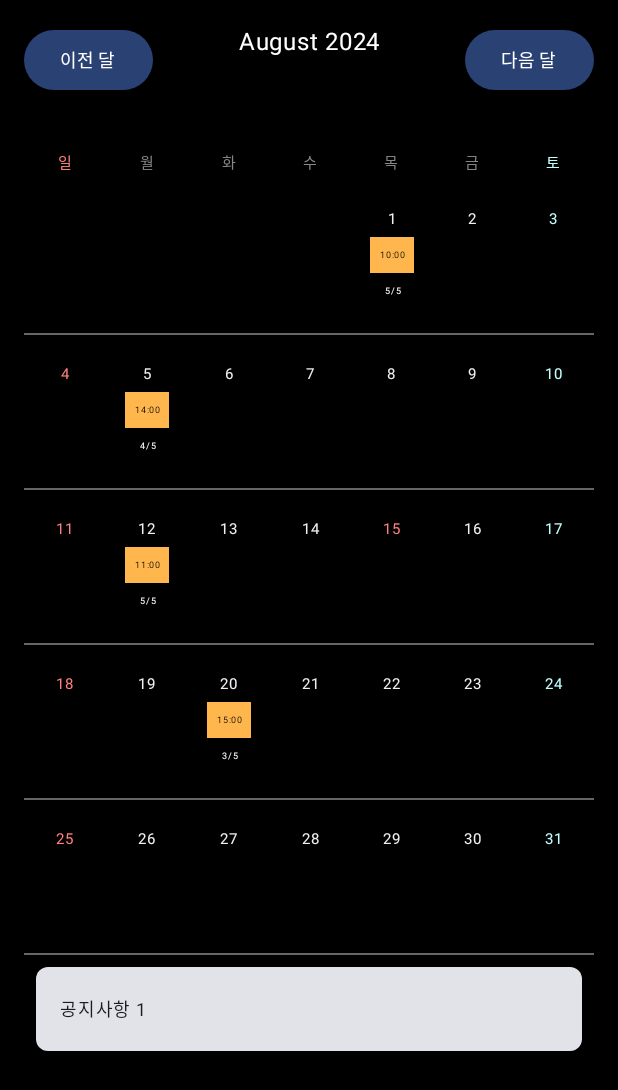
After one commit to kdt-teamtrack/teamtrack, an Android app built with Jetpack Compose: the CalendarScreen screen opened through its navigation route, on a phone screen of 412 x 824 dp. The commit adds this screen. Shown: the top 1090 px of the screen. Run offline under Robolectric (Android 15) with nearby library versions, the phone set to English and light mode, and no system bars.

Commit message:
CalendarScreen 추가

```diff
--- /dev/null
+++ b/app/src/main/java/com/teamtrack/teamtrack/CalendarScreen.kt
@@ -0,0 +1,257 @@
+package com.teamtrack.teamtrack
+
+import androidx.compose.foundation.background
+import androidx.compose.foundation.clickable
+import androidx.compose.foundation.layout.Arrangement
+import androidx.compose.foundation.layout.Box
+import androidx.compose.foundation.layout.Column
+import androidx.compose.foundation.layout.PaddingValues
+import androidx.compose.foundation.layout.Row
+import androidx.compose.foundation.layout.fillMaxSize
+import androidx.compose.foundation.layout.fillMaxWidth
+import androidx.compose.foundation.layout.height
+import androidx.compose.foundation.layout.padding
+import androidx.compose.foundation.lazy.LazyColumn
+import androidx.compose.foundation.shape.RoundedCornerShape
+import androidx.compose.material3.AlertDialog
+import androidx.compose.material3.Button
+import androidx.compose.material3.Card
+import androidx.compose.material3.Divider
+import androidx.compose.material3.ExperimentalMaterial3Api
+import androidx.compose.material3.Text
+import androidx.compose.runtime.Composable
+import androidx.compose.runtime.getValue
+import androidx.compose.runtime.mutableStateOf
+import androidx.compose.runtime.remember
+import androidx.compose.runtime.setValue
+import androidx.compose.ui.Alignment
+import androidx.compose.ui.Modifier
+import androidx.compose.ui.graphics.Color
+import androidx.compose.ui.text.style.TextAlign
+import androidx.compose.ui.unit.dp
+import androidx.compose.ui.unit.sp
+import java.time.LocalDate
+import java.time.YearMonth
+import java.time.format.TextStyle
+import java.util.Locale
+
+@OptIn(ExperimentalMaterial3Api::class)
+@Composable
+fun CalendarScreen() {
+    var showPopup by remember { mutableStateOf(false) }
+    var selectedDate by remember { mutableStateOf<LocalDate?>(null) }
+    var currentMonth by remember { mutableStateOf(YearMonth.now()) }
+
+    Column(
+        modifier = Modifier
+            .fillMaxSize()
+            .background(Color.Black)
+    ) {
+        // 달 이동 버튼
+        Row(
+            modifier = Modifier
+                .fillMaxWidth()
+                .padding(16.dp),
+            horizontalArrangement = Arrangement.SpaceBetween
+        ) {
+            Button(onClick = { currentMonth = currentMonth.minusMonths(1) }) {
+                Text("이전 달", fontSize = 12.sp)
+            }
+            Text(
+                text = "${
+                    currentMonth.month.getDisplayName(
+                        TextStyle.FULL, Locale.getDefault()
+                    )
+                } ${currentMonth.year}",
+                fontSize = 16.sp,
+                textAlign = TextAlign.Center,
+                color = Color.White
+            )
+            Button(onClick = { currentMonth = currentMonth.plusMonths(1) }) {
+                Text("다음 달", fontSize = 12.sp)
+            }
+        }
+
+        // 달력 및 공지사항 부분
+        LazyColumn(modifier = Modifier.fillMaxSize(), contentPadding = PaddingValues(16.dp)) {
+            item {
+                CustomCalendar(currentMonth = currentMonth, onDateLongPressed = {
+                    selectedDate = it
+                    showPopup = true
+                })
+            }
+
+            // 공지사항 부분
+            item {
+                Card(
+                    modifier = Modifier
+                        .fillMaxWidth()
+                        .padding(8.dp),
+                    shape = RoundedCornerShape(8.dp)
+                ) {
+                    Text(
+                        text = "공지사항 1", modifier = Modifier.padding(16.dp), fontSize = 12.sp
+                    )
+                }
+            }
+        }
+
+        if (showPopup && selectedDate != null) {
+            AlertDialog(onDismissRequest = { showPopup = false },
+                title = { Text("달력 팝업", fontSize = 14.sp) },
+                text = { Text("선택한 날짜: ${selectedDate.toString()}", fontSize = 12.sp) },
+                confirmButton = {
+                    Button(onClick = { showPopup = false }) {
+                        Text("닫기", fontSize = 12.sp)
+                    }
+                })
+        }
+    }
+}
+
+@Composable
+fun CustomCalendar(currentMonth: YearMonth, onDateLongPressed: (LocalDate) -> Unit) {
+    val firstDayOfMonth = currentMonth.atDay(1)
+    val lastDayOfMonth = currentMonth.atEndOfMonth()
+    val daysOfWeek = listOf("일", "월", "화", "수", "목", "금", "토")
+
+    val sampleMeetingTimes = mapOf(
+        1 to "10:00", 5 to "14:00", 12 to "11:00", 20 to "15:00"
+    )
+    val sampleAttendance = mapOf(
+        1 to "5/5", 5 to "4/5", 12 to "5/5", 20 to "3/5"
+    )
+
+    val koreanHolidays = setOf(
+        LocalDate.of(2024, 1, 1),
+        LocalDate.of(2024, 2, 9),
+        LocalDate.of(2024, 2, 10),
+        LocalDate.of(2024, 2, 11),
+        LocalDate.of(2024, 2, 12),
+        LocalDate.of(2024, 3, 1),
+        LocalDate.of(2024, 5, 5),
+        LocalDate.of(2024, 5, 6),
+        LocalDate.of(2024, 5, 15),
+        LocalDate.of(2024, 6, 6),
+        LocalDate.of(2024, 8, 15),
+        LocalDate.of(2024, 9, 16),
+        LocalDate.of(2024, 9, 17),
+        LocalDate.of(2024, 9, 18),
+        LocalDate.of(2024, 10, 3),
+        LocalDate.of(2024, 10, 9),
+        LocalDate.of(2024, 12, 25)
+    )
+
+    val pastelRed = Color(0xFFFF8080) // Darker pastel red
+    val pastelCyan = Color(0xFFC1FFFF)
+    val pastelWhite = Color(0xFFF0F0F0)
+    val highlightColor = Color(0xFFFFB74D)
+
+    Column(
+        modifier = Modifier
+            .fillMaxWidth()
+            .background(Color.Black)
+    ) {
+        Row(
+            modifier = Modifier
+                .fillMaxWidth()
+                .background(Color.Black),
+            horizontalArrangement = Arrangement.SpaceBetween
+        ) {
+            for (day in daysOfWeek) {
+                Text(
+                    text = day,
+                    modifier = Modifier.weight(1f),
+                    textAlign = TextAlign.Center,
+                    fontSize = 10.sp,
+                    color = when (day) {
+                        "일" -> pastelRed
+                        "토" -> pastelCyan
+                        else -> Color.Gray
+                    }
+                )
+            }
+        }
+
+        var currentDay = firstDayOfMonth
+        while (currentDay <= lastDayOfMonth) {
+            Row(
+                modifier = Modifier
+                    .fillMaxWidth()
+                    .padding(bottom = 2.dp)
+                    .background(Color.Black),
+                horizontalArrangement = Arrangement.SpaceBetween
+            ) {
+                for (i in 0..6) {
+                    val isSunday = currentDay.dayOfWeek.value % 7 == 0
+                    val isSaturday = currentDay.dayOfWeek.value % 7 == 6
+                    val isHoliday = currentDay in koreanHolidays
+                    val textColor = when {
+                        isSunday || isHoliday -> pastelRed
+                        isSaturday -> pastelCyan
+                        else -> pastelWhite
+                    }
+                    if ((currentDay.dayOfWeek.value % 7) == i && currentDay <= lastDayOfMonth) {
+                        Box(
+                            modifier = Modifier
+                                .weight(1f)
+                                .height(100.dp)
+                                .padding(2.dp)
+                                .clickable { onDateLongPressed(currentDay) },
+                            contentAlignment = Alignment.Center
+                        ) {
+                            Column(
+                                horizontalAlignment = Alignment.CenterHorizontally,
+                                modifier = Modifier.padding(4.dp)
+                            ) {
+                                Text(
+                                    text = currentDay.dayOfMonth.toString(),
+                                    fontSize = 10.sp,
+                                    color = textColor
+                                )
+                                if (sampleMeetingTimes.containsKey(currentDay.dayOfMonth)) {
+                                    Box(
+                                        modifier = Modifier
+                                            .background(highlightColor)
+                                            .padding(horizontal = 2.dp) // Adjust padding for height
+                                    ) {
+                                        Text(
+                                            text = sampleMeetingTimes[currentDay.dayOfMonth] ?: "",
+                                            fontSize = 6.sp,
+                                            textAlign = TextAlign.Center,
+                                            color = Color.Black,
+                                            modifier = Modifier.padding(horizontal = 4.dp) // Adjust padding for width
+                                        )
+                                    }
+                                } else {
+                                    Text(
+                                        text = "",
+                                        fontSize = 6.sp,
+                                        textAlign = TextAlign.Center,
+                                        color = Color.White
+                                    )
+                                }
+                                Text(
+                                    text = sampleAttendance[currentDay.dayOfMonth] ?: "",
+                                    fontSize = 6.sp,
+                                    textAlign = TextAlign.Center,
+                                    color = Color.White
+                                )
+                            }
+                        }
+                        currentDay = currentDay.plusDays(1)
+                    } else {
+                        Box(
+                            modifier = Modifier
+                                .weight(1f)
+                                .height(100.dp)
+                                .padding(2.dp)
+                                .background(Color.Black)
+                        ) {}
+                    }
+                }
+            }
+            Divider(color = Color.LightGray.copy(alpha = 0.5f), thickness = 1.dp)
+        }
+    }
+}
--- a/app/src/main/java/com/teamtrack/teamtrack/MainActivity.kt
+++ b/app/src/main/java/com/teamtrack/teamtrack/MainActivity.kt
@@ -4,17 +4,31 @@ import android.os.Bundle
 import androidx.activity.ComponentActivity
 import androidx.activity.compose.setContent
 import androidx.activity.enableEdgeToEdge
+import androidx.compose.foundation.Image
 import androidx.compose.foundation.layout.Arrangement
 import androidx.compose.foundation.layout.Column
+import androidx.compose.foundation.layout.Row
+import androidx.compose.foundation.layout.Spacer
 import androidx.compose.foundation.layout.fillMaxSize
 import androidx.compose.foundation.layout.padding
+import androidx.compose.foundation.layout.size
+import androidx.compose.foundation.layout.width
+import androidx.compose.foundation.shape.CircleShape
 import androidx.compose.material3.Button
+import androidx.compose.material3.ExperimentalMaterial3Api
 import androidx.compose.material3.Scaffold
 import androidx.compose.material3.Text
+import androidx.compose.material3.TopAppBar
+import androidx.compose.material3.TopAppBarDefaults
 import androidx.compose.runtime.Composable
+import androidx.compose.ui.Alignment
 import androidx.compose.ui.Modifier
-import androidx.compose.ui.tooling.preview.Preview
+import androidx.compose.ui.draw.clip
+import androidx.compose.ui.graphics.Color
+import androidx.compose.ui.layout.ContentScale
+import androidx.compose.ui.res.painterResource
 import androidx.compose.ui.unit.dp
+import androidx.compose.ui.unit.sp
 import androidx.navigation.compose.NavHost
 import androidx.navigation.compose.composable
 import androidx.navigation.compose.rememberNavController
@@ -47,11 +61,43 @@ class MainActivity : ComponentActivity() {
                         }
                         composable("screen3") { TodoListScreen() }
                         composable("screen4") { MeetingApp() }
+                        composable("calendarScreen") { CalendarScreen() }
                     }
                 }
             }
         }
     }
+}
+
+
+@OptIn(ExperimentalMaterial3Api::class)
+@Composable
+fun AppBar() {
+    TopAppBar(
+        title = { Text(text = "teamtrack") },
+        navigationIcon = {
+            Row(
+                modifier = Modifier.padding(horizontal = 16.dp),
+                verticalAlignment = Alignment.CenterVertically
+            ) {
+                Image(
+                    painter = painterResource(id = R.drawable.minjee), // 프로필 사진 리소스 아이디
+                    contentDescription = null,
+                    modifier = Modifier
+                        .size(32.dp)
+                        .clip(CircleShape),
+                    contentScale = ContentScale.Crop
+                )
+                Spacer(modifier = Modifier.width(8.dp))
+                Text(text = "사용자 닉네임", fontSize = 16.sp) // 사용자 닉네임
+            }
+        },
+        colors = TopAppBarDefaults.topAppBarColors(
+            containerColor = Color.White,
+            titleContentColor = Color.Black,
+            navigationIconContentColor = Color.Black
+        )
+    )
 }
 
 @Composable
@@ -87,30 +133,11 @@ fun MainScreen(navController: androidx.navigation.NavHostController) {
         ) {
             Text("회의록")
         }
+        Button(
+            onClick = { navController.navigate("calendarScreen") },
+            modifier = Modifier.padding(8.dp)
+        ) {
+            Text("달력 및 공지사항")
+        }
     }
 }
-
-
-//@Composable
-//fun Screen1() {
-//    Text(
-//        text = "팀장의 메인 페이지",
-//        modifier = Modifier.fillMaxSize()
-//    )
-//}
-
-@Composable
-fun Screen2() {
-    Text(
-        text = "2번 QR 스크린 ",
-        modifier = Modifier.fillMaxSize()
-    )
-}
-
-@Composable
-fun Screen4() {
-    Text(
-        text = "4번 회의 페이지",
-        modifier = Modifier.fillMaxSize()
-    )
-}
```
